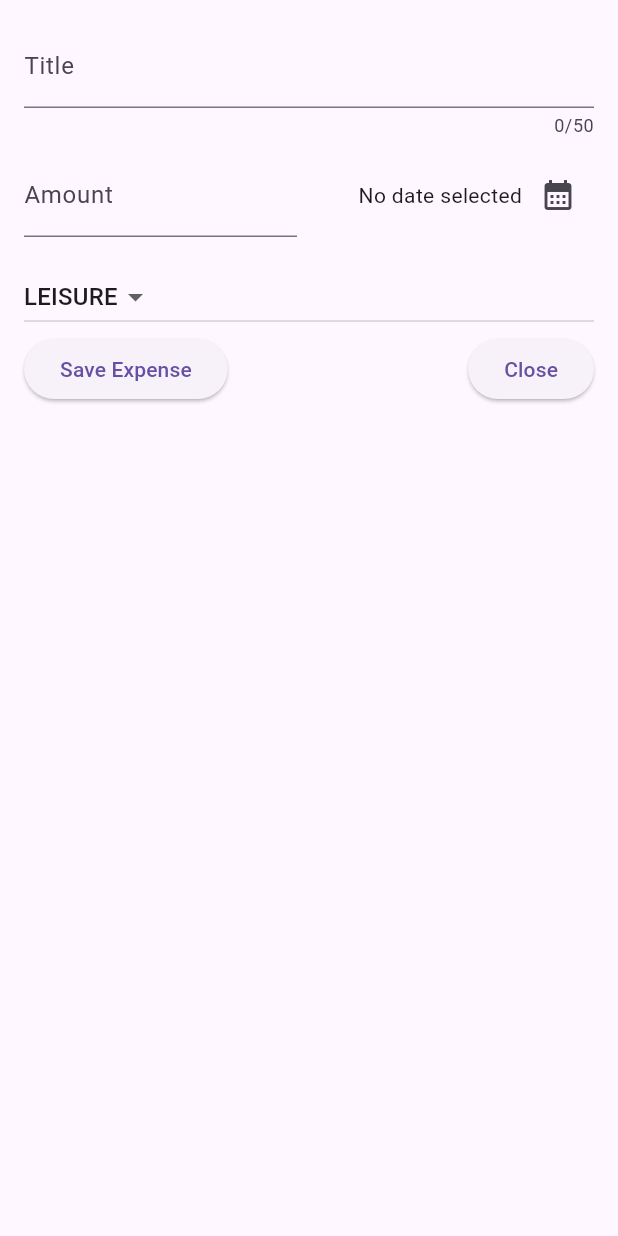
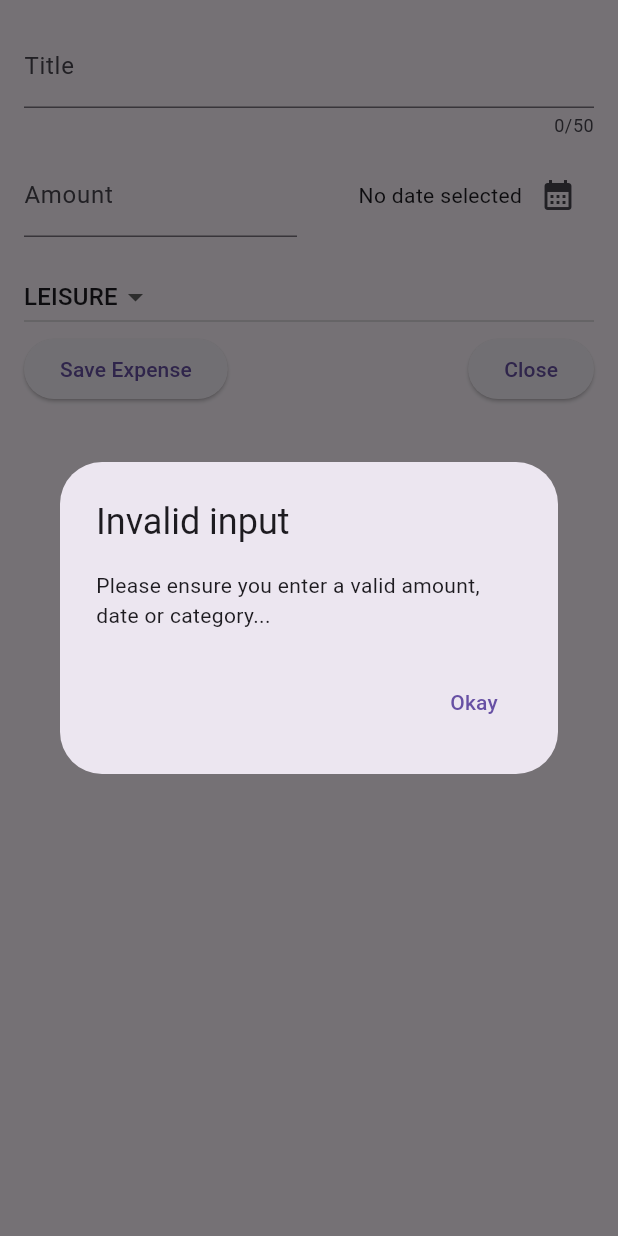
Before and after one commit to imole97/flutter-expense-tracker-, a Flutter app: the NewExpense widget shown alone on an empty page, opened directly, after a tap on "Save Expense", on a phone screen of 412 x 824 dp. Run offline on Flutter 3.47's test engine with Material 3 defaults, Android fonts, the phone set to English and light mode, and no system bars.

Commit message:
added error validation

```diff
--- a/lib/widgets/new_expense.dart
+++ b/lib/widgets/new_expense.dart
@@ -30,6 +30,33 @@ class _NewExpenseState extends State<NewExpense> {
     setState(() {
       _selectedDate = pickedDate;
     });
+  }
+
+  void _handleSubmitExpense() {
+    final enteredAmount = double.tryParse(_amountController
+        .text); //converts a string to a double. it will be null if we try to parse a string
+    final amountIsInvalid = enteredAmount == null || enteredAmount <= 0;
+    if (_titleController.text.trim().isEmpty ||
+        amountIsInvalid ||
+        _selectedDate == null) {
+      showDialog(
+        context: context,
+        builder: (ctx) => AlertDialog(
+          title: const Text('Invalid input'),
+          content: const Text(
+              'Please ensure you enter a valid amount, date or category...'),
+          actions: [
+            TextButton(
+              onPressed: () {
+                Navigator.pop(ctx);
+              },
+              child: const Text('Okay'),
+            ),
+          ],
+        ),
+      );
+      return;
+    }
   }
 
   @override
@@ -86,7 +113,7 @@ class _NewExpenseState extends State<NewExpense> {
               )
             ],
           ),
-         const SizedBox(height: 16),
+          const SizedBox(height: 16),
           Row(
             children: [
               Expanded(
@@ -116,10 +143,7 @@ class _NewExpenseState extends State<NewExpense> {
           Row(
             children: [
               ElevatedButton(
-                onPressed: () {
-                  print(_titleController.text);
-                  print(_amountController.text);
-                },
+                onPressed: _handleSubmitExpense,
                 child: const Text('Save Expense'),
               ),
               const Spacer(),
```
